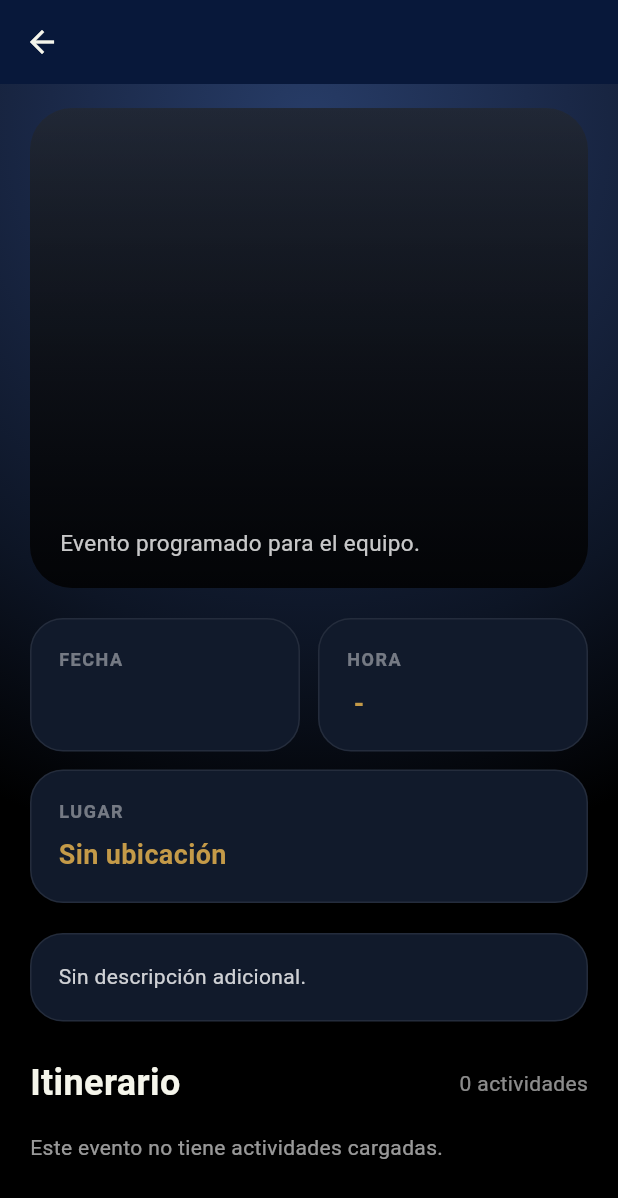
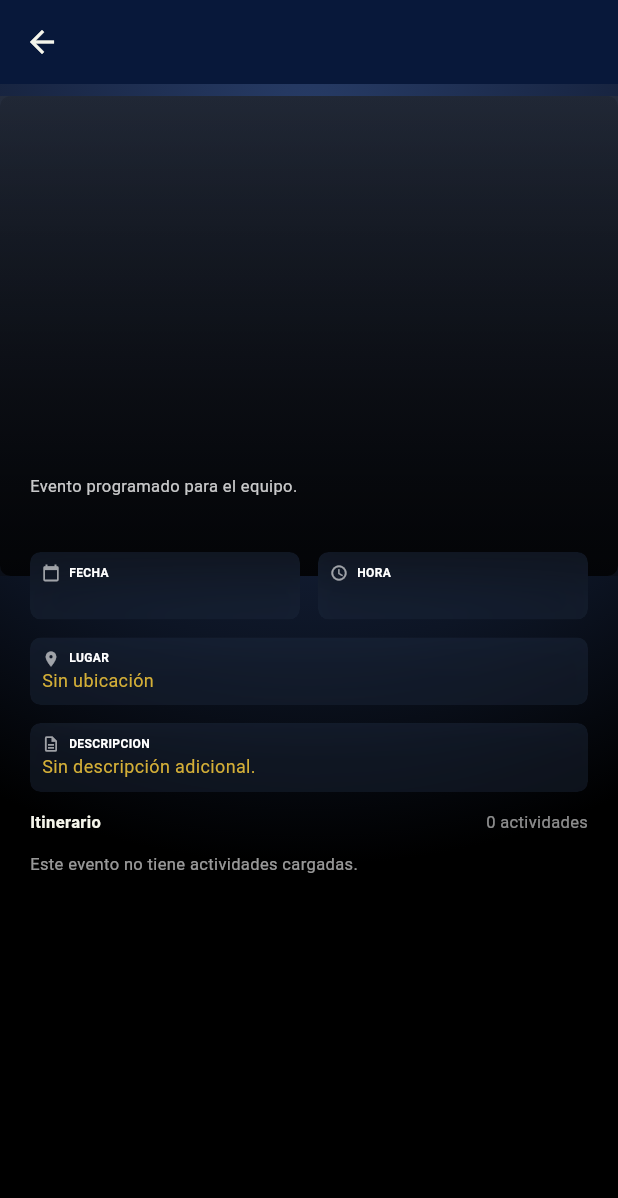
Before and after one commit to microwesttechnologies/vcom_app, a Flutter app: the EventDetailPage screen opened directly with empty values, on a phone screen of 412 x 824 dp. Shown: the top 1198 px of the screen. Run offline on Flutter 3.47's test engine with Material 3 defaults, Android fonts, the phone set to English and light mode, and no system bars; our stand-ins replace image_picker, local_auth, pdf, printing, shared_preferences, video_player; missing offline and left inert: encrypt, pusher_channels_flutter; accounts and stored records are empty.

Commit message:
UPDATE EVENTOS

```diff
--- a/lib/pages/events/event_detail.page.dart
+++ b/lib/pages/events/event_detail.page.dart
@@ -1,3 +1,5 @@
+import 'dart:ui';
+
 import 'package:flutter/material.dart';
 import 'package:flutter/services.dart';
 import 'package:intl/intl.dart';
@@ -73,28 +75,34 @@ class _EventDetailPageState extends State<EventDetailPage> {
         ),
         child: SafeArea(
           child: ListView(
-            padding: const EdgeInsets.fromLTRB(20, 16, 20, 32),
+            padding: const EdgeInsets.only(top: 8, bottom: 32),
             children: [
               _buildHero(),
-              const SizedBox(height: 20),
+              Padding(
+                padding: const EdgeInsets.symmetric(horizontal: 20),
+                child: Transform.translate(
+                offset: const Offset(0, -16),
+                child: Column(
+                  crossAxisAlignment: CrossAxisAlignment.stretch,
+                  children: [
                     if (_canManageEvents && (_canUpdateEvents || _canDeleteEvents))
                       _buildActions(),
                     if (_canManageEvents && (_canUpdateEvents || _canDeleteEvents))
-                const SizedBox(height: 20),
+                      const SizedBox(height: 12),
                     _buildInfoGrid(),
-              const SizedBox(height: 20),
+                    const SizedBox(height: 12),
                     if ((_event.linkAccess ?? '').isNotEmpty) _buildLinkCard(),
                     if ((_event.linkAccess ?? '').isNotEmpty)
-                const SizedBox(height: 20),
+                      const SizedBox(height: 12),
                     _buildDescription(),
-              const SizedBox(height: 24),
+                    const SizedBox(height: 12),
                     Row(
                       mainAxisAlignment: MainAxisAlignment.spaceBetween,
                       children: [
                         const Text(
                           'Itinerario',
                           style: TextStyle(
-                      fontSize: 24,
+                            fontSize: 11,
                             fontWeight: FontWeight.bold,
                             color: VcomColors.blancoCrema,
                           ),
@@ -103,21 +111,29 @@ class _EventDetailPageState extends State<EventDetailPage> {
                           '${_event.itinerary?.items.length ?? 0} actividades',
                           style: TextStyle(
                             color: Colors.white.withValues(alpha: 0.55),
+                            fontSize: 11,
                           ),
                         ),
                       ],
                     ),
-              const SizedBox(height: 16),
+                    const SizedBox(height: 12),
                     if (groupedItems.isEmpty)
                       Text(
                         'Este evento no tiene actividades cargadas.',
-                  style: TextStyle(color: Colors.white.withValues(alpha: 0.6)),
+                        style: TextStyle(
+                          color: Colors.white.withValues(alpha: 0.6),
+                          fontSize: 11,
+                        ),
                       )
                     else
                       ...groupedItems.entries.map(
                         (entry) => Padding(
-                    padding: const EdgeInsets.only(bottom: 20),
+                          padding: const EdgeInsets.only(bottom: 12),
                           child: _buildDayBlock(entry.key, entry.value),
+                        ),
+                      ),
+                  ],
+                ),
               ),
             ),
             ],
@@ -133,7 +149,7 @@ class _EventDetailPageState extends State<EventDetailPage> {
     return Container(
       height: 320,
       decoration: BoxDecoration(
-        borderRadius: BorderRadius.circular(28),
+        borderRadius: BorderRadius.circular(0),
         image: imageUrl != null && imageUrl.isNotEmpty
             ? DecorationImage(image: NetworkImage(imageUrl), fit: BoxFit.cover)
             : null,
@@ -146,9 +162,9 @@ class _EventDetailPageState extends State<EventDetailPage> {
             : null,
       ),
       child: Container(
-        padding: const EdgeInsets.all(20),
+        padding: const EdgeInsets.fromLTRB(20, 20, 20, 52),
         decoration: BoxDecoration(
-          borderRadius: BorderRadius.circular(28),
+          borderRadius: BorderRadius.circular(7),
           gradient: LinearGradient(
             begin: Alignment.topCenter,
             end: Alignment.bottomCenter,
@@ -165,20 +181,20 @@ class _EventDetailPageState extends State<EventDetailPage> {
             Text(
               _event.titleEvent,
               style: const TextStyle(
-                fontSize: 34,
+                fontSize: 28,
                 height: 1.05,
-                fontWeight: FontWeight.bold,
+                fontWeight: FontWeight.w700,
                 color: Colors.white,
               ),
             ),
-            const SizedBox(height: 10),
+            const SizedBox(height: 9),
             Text(
               _event.descriptionEvent?.trim().isNotEmpty == true
                   ? _event.descriptionEvent!
                   : 'Evento programado para el equipo.',
               style: TextStyle(
                 color: Colors.white.withValues(alpha: 0.78),
-                fontSize: 15,
+                fontSize: 11,
               ),
             ),
           ],
@@ -226,14 +242,15 @@ class _EventDetailPageState extends State<EventDetailPage> {
               child: _infoCard(
                 label: 'Fecha',
                 value: _formatDateRange(_event.startEvent, _event.endEvent),
+                icon: Icons.calendar_today,
               ),
             ),
             const SizedBox(width: 12),
             Expanded(
               child: _infoCard(
                 label: 'Hora',
-                value:
-                    '${_formatTime(_event.startTime)} - ${_formatTime(_event.endTime)}',
+                value: '${_formatTime(_event.startTime)}',
+                icon: Icons.access_time,
               ),
             ),
           ],
@@ -244,6 +261,7 @@ class _EventDetailPageState extends State<EventDetailPage> {
           value: (_event.locationEvent ?? '').isNotEmpty
               ? _event.locationEvent!
               : 'Sin ubicación',
+          icon: Icons.location_on,
         ),
       ],
     );
@@ -255,6 +273,7 @@ class _EventDetailPageState extends State<EventDetailPage> {
     return _infoCard(
       label: 'Link de acceso',
       value: link,
+      icon: Icons.link,
       trailing: IconButton(
         onPressed: () async {
           await Clipboard.setData(ClipboardData(text: link));
@@ -263,28 +282,53 @@ class _EventDetailPageState extends State<EventDetailPage> {
             context,
           ).showSnackBar(const SnackBar(content: Text('Link copiado')));
         },
-        icon: const Icon(Icons.copy_rounded, color: VcomColors.oroLujoso),
+        icon: const Icon(Icons.copy_rounded, color: Color.fromARGB(121, 255, 255, 255)),
+        iconSize: 18,
+        style: IconButton.styleFrom(
+          padding: EdgeInsets.zero,
+          minimumSize: const Size(32, 32),
+        ),
       ),
       onTap: () => _openLink(link),
     );
   }
 
   Widget _buildDescription() {
-    return Container(
-      padding: const EdgeInsets.all(18),
-      decoration: BoxDecoration(
-        color: const Color(0xFF111A2B),
-        borderRadius: BorderRadius.circular(22),
-        border: Border.all(color: Colors.white.withValues(alpha: 0.08)),
+    return _glassCard(
+      padding: const EdgeInsets.all(8),
+      child: Column(
+        crossAxisAlignment: CrossAxisAlignment.start,
+        children: [
+          Row(
+            children: [
+              Icon(
+                Icons.description_outlined,
+                size: 12,
+                color: Colors.white.withValues(alpha: 0.6),
               ),
-      child: Text(
+              const SizedBox(width: 6),
+              Text(
+                'DESCRIPCION',
+                style: const TextStyle(
+                  color: Colors.white,
+                  fontSize: 8,
+                  fontWeight: FontWeight.w600,
+                ),
+              ),
+            ],
+          ),
+          Text(
             _event.descriptionEvent?.trim().isNotEmpty == true
                 ? _event.descriptionEvent!
                 : 'Sin descripción adicional.',
-        style: TextStyle(
-          color: Colors.white.withValues(alpha: 0.8),
+            style: const TextStyle(
+              color: VcomColors.oroLujoso,
+              fontSize: 12,
+              fontWeight: FontWeight.w400,
               height: 1.5,
             ),
+          ),
+        ],
       ),
     );
   }
@@ -297,22 +341,15 @@ class _EventDetailPageState extends State<EventDetailPage> {
           'Horario ${_formatLongDate(date)}',
           style: const TextStyle(
             color: VcomColors.blancoCrema,
-            fontSize: 20,
+            fontSize: 12,
             fontWeight: FontWeight.bold,
           ),
         ),
         const SizedBox(height: 12),
         ...items.map(
-          (item) => Container(
+          (item) => _glassCard(
             margin: const EdgeInsets.only(bottom: 12),
-            padding: const EdgeInsets.all(16),
-            decoration: BoxDecoration(
-              color: const Color(0xFF111A2B),
-              borderRadius: BorderRadius.circular(18),
-              border: Border.all(
-                color: VcomColors.oroLujoso.withValues(alpha: 0.16),
-              ),
-            ),
+            padding: const EdgeInsets.all(8),
             child: Column(
               crossAxisAlignment: CrossAxisAlignment.start,
               children: [
@@ -320,6 +357,7 @@ class _EventDetailPageState extends State<EventDetailPage> {
                   '${_formatTime(item.startTime)} - ${_formatTime(item.endTime)}',
                   style: const TextStyle(
                     color: VcomColors.oroLujoso,
+                    fontSize: 11,
                     fontWeight: FontWeight.w700,
                   ),
                 ),
@@ -328,7 +366,7 @@ class _EventDetailPageState extends State<EventDetailPage> {
                   item.title,
                   style: const TextStyle(
                     color: VcomColors.blancoCrema,
-                    fontSize: 18,
+                    fontSize: 10,
                     fontWeight: FontWeight.w600,
                   ),
                 ),
@@ -343,38 +381,40 @@ class _EventDetailPageState extends State<EventDetailPage> {
   Widget _infoCard({
     required String label,
     required String value,
+    IconData? icon,
     Widget? trailing,
     VoidCallback? onTap,
   }) {
-    final content = Container(
-      padding: const EdgeInsets.all(18),
-      decoration: BoxDecoration(
-        color: const Color(0xFF111A2B),
-        borderRadius: BorderRadius.circular(22),
-        border: Border.all(color: Colors.white.withValues(alpha: 0.08)),
-      ),
+    final content = _glassCard(
+      padding: const EdgeInsets.all(8),
       child: Row(
         children: [
           Expanded(
             child: Column(
               crossAxisAlignment: CrossAxisAlignment.start,
               children: [
+                Row(
+                  children: [
+                    if (icon != null) ...[
+                      Icon(icon, size: 12, color: Colors.white.withValues(alpha: 0.6)),
+                      const SizedBox(width: 6),
+                    ],
                     Text(
                       label.toUpperCase(),
                       style: TextStyle(
-                    color: Colors.white.withValues(alpha: 0.42),
-                    fontSize: 12,
-                    letterSpacing: 1.0,
+                        color: Colors.white,
+                        fontSize: 8,
                         fontWeight: FontWeight.w600,
                       ),
                     ),
-                const SizedBox(height: 8),
+                  ],
+                ),
                 Text(
                   value,
                   style: const TextStyle(
                     color: VcomColors.oroLujoso,
-                    fontSize: 18,
-                    fontWeight: FontWeight.w600,
+                    fontSize: 12,
+                    fontWeight: FontWeight.w400,
                   ),
                 ),
               ],
@@ -388,8 +428,39 @@ class _EventDetailPageState extends State<EventDetailPage> {
     if (onTap == null) return content;
     return InkWell(
       onTap: onTap,
-      borderRadius: BorderRadius.circular(22),
+      borderRadius: BorderRadius.circular(7),
       child: content,
+    );
+  }
+
+  Widget _glassCard({
+    required Widget child,
+    EdgeInsetsGeometry padding = const EdgeInsets.all(8),
+    EdgeInsetsGeometry? margin,
+  }) {
+    return Container(
+      margin: margin,
+      child: ClipRRect(
+        borderRadius: BorderRadius.circular(7),
+        child: BackdropFilter(
+          filter: ImageFilter.blur(sigmaX: 16, sigmaY: 16),
+          child: Container(
+            padding: padding,
+            decoration: BoxDecoration(
+              color: const Color(0xFF23314A).withValues(alpha: 0.34),
+              borderRadius: BorderRadius.circular(7),
+              boxShadow: [
+                BoxShadow(
+                  color: Colors.black.withValues(alpha: 0.16),
+                  blurRadius: 16,
+                  offset: const Offset(0, 8),
+                ),
+              ],
+            ),
+            child: child,
+          ),
+        ),
+      ),
     );
   }
 
@@ -413,9 +484,40 @@ class _EventDetailPageState extends State<EventDetailPage> {
   }
 
   Future<void> _openLink(String value) async {
-    final uri = Uri.tryParse(value);
+    final trimmed = value.trim();
+    if (trimmed.isEmpty) return;
+
+    final hasValidScheme = trimmed.toLowerCase().startsWith('http://') ||
+        trimmed.toLowerCase().startsWith('https://');
+    if (!hasValidScheme) {
+      if (!mounted) return;
+      ScaffoldMessenger.of(context).showSnackBar(
+        const SnackBar(
+          content: Text(
+            'El enlace debe comenzar con http:// o https://',
+          ),
+          backgroundColor: Colors.orange,
+        ),
+      );
+      return;
+    }
+
+    final uri = Uri.tryParse(trimmed);
     if (uri == null) return;
+
+    try {
       await launchUrl(uri, mode: LaunchMode.externalApplication);
+    } catch (e) {
+      if (!mounted) return;
+      ScaffoldMessenger.of(context).showSnackBar(
+        SnackBar(
+          content: Text(
+            'No se pudo abrir el enlace: ${e.toString().replaceFirst('Exception: ', '')}',
+          ),
+          backgroundColor: Colors.red,
+        ),
+      );
+    }
   }
 
   Future<void> _editEvent() async {
--- a/lib/pages/events/events.page.dart
+++ b/lib/pages/events/events.page.dart
@@ -391,16 +391,16 @@ class _EventsPageState extends State<EventsPage> {
                                           fontWeight: FontWeight.bold,
                                         ),
                                       ),
-                                      const SizedBox(height: 4),
-                                      Text(
-                                        'HORA',
-                                        style: TextStyle(
-                                          color: Colors.white.withValues(alpha: 0.4),
-                                          fontSize: 10,
-                                          fontWeight: FontWeight.w700,
-                                        ),
-                                      ),
                                     ],
+                                  ),
+                                ),
+                                const SizedBox(height: 6),
+                                Text(
+                                  'HORA',
+                                  style: TextStyle(
+                                    color: Colors.white.withValues(alpha: 0.4),
+                                    fontSize: 10,
+                                    fontWeight: FontWeight.w700,
                                   ),
                                 ),
                               ],
--- a/lib/style/vcom_colors.dart
+++ b/lib/style/vcom_colors.dart
@@ -48,7 +48,7 @@ class VcomColors {
   /// Un oro medio dorado, utilizado en la mayoría de los iconos, las marcas de las
   /// cajas y los iconos.
   /// RGB: 196, 154, 72
-  static const Color oroLujoso = Color.fromRGBO(196, 154, 72, 1.0);
+  static const Color oroLujoso = Color.fromRGBO(212, 175, 55, 1);
 
   /// Oro Brillante - Iluminación y Hover
   /// Un tono más claro del degradado metálico, usado en los bordes superiores de las
```
Lines whose indentation alone changed are shown as unchanged.
